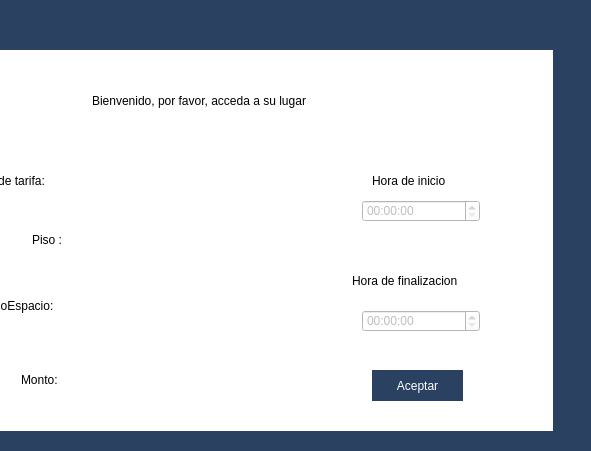
The window that Estacionamiento/usuario.ui (FernandoHS-0/Estacionamiento) describes before a commit, drawn with Qt 5; both pictures show x 138 to 729 and y 120 to 571 of the 729 by 571 pixel window.
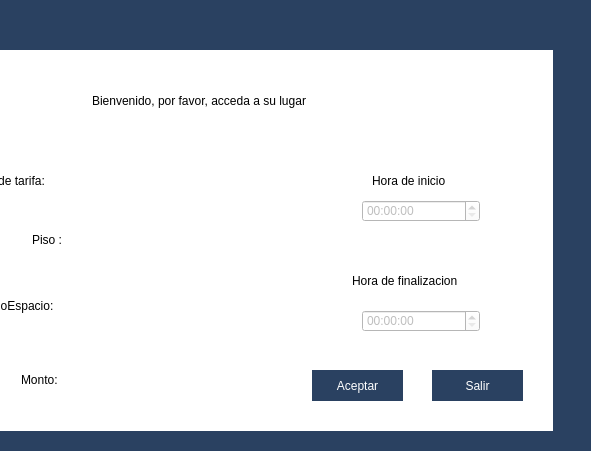
The same window after the commit. Icons and pictures are not drawn.

The edit to the form file:
```diff
--- a/Estacionamiento/usuario.ui
+++ b/Estacionamiento/usuario.ui
@@ -222,7 +222,7 @@
    <widget class="QPushButton" name="pushButton">
     <property name="geometry">
      <rect>
-      <x>470</x>
+      <x>410</x>
       <y>320</y>
       <width>91</width>
       <height>31</height>
@@ -249,7 +249,7 @@
      <rect>
       <x>190</x>
       <y>20</y>
-      <width>271</width>
+      <width>371</width>
       <height>61</height>
      </rect>
     </property>
@@ -257,6 +257,31 @@
      <string>Bienvenido, por favor, acceda a su lugar</string>
     </property>
    </widget>
+   <widget class="QPushButton" name="pushButton_3">
+    <property name="geometry">
+     <rect>
+      <x>530</x>
+      <y>320</y>
+      <width>91</width>
+      <height>31</height>
+     </rect>
+    </property>
+    <property name="styleSheet">
+     <string notr="true">QPushButton{
+	background-color: #2A4161;
+	color: white;
+	font: 10pt &quot;Corbel&quot;;
+	border: none;
+}
+
+QPushButton:Hover{
+	background-color: #C2C9F2;
+}</string>
+    </property>
+    <property name="text">
+     <string>Salir</string>
+    </property>
+   </widget>
   </widget>
   <widget class="QPushButton" name="pushButton_2">
    <property name="geometry">
```
Left out of the diff: 2 changed lines with no effect on the pictures.
